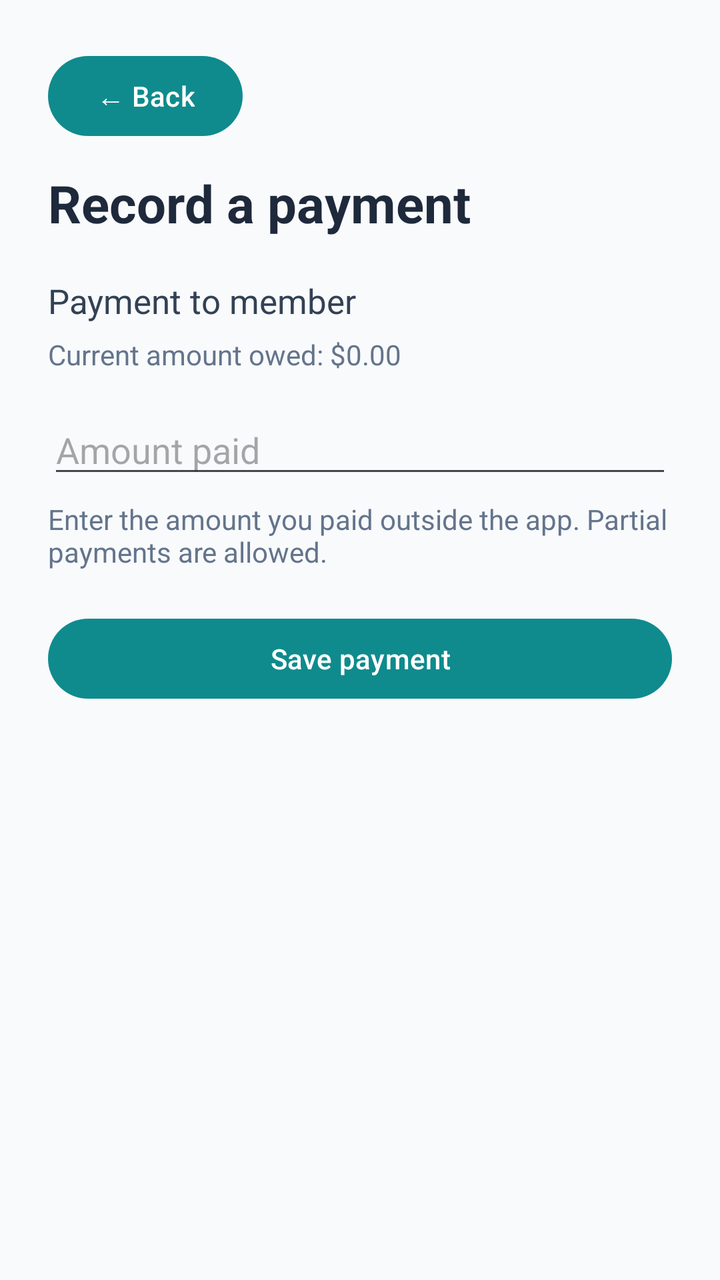
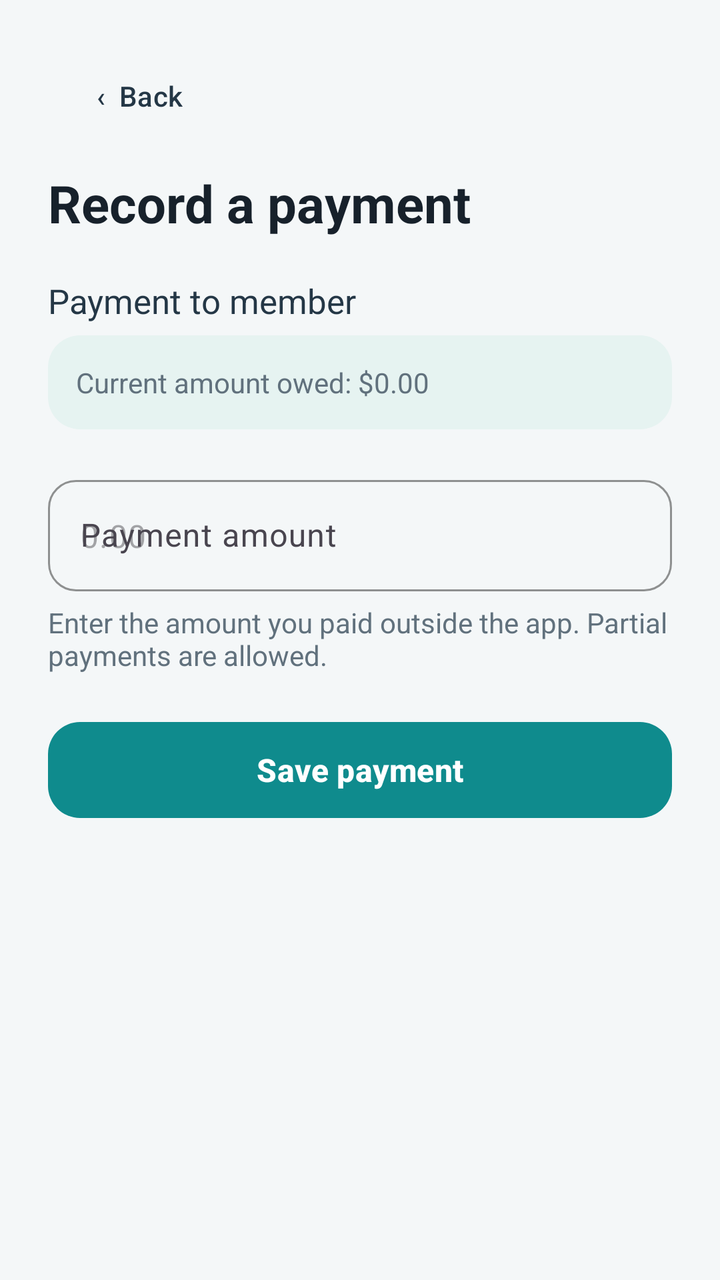

The first picture is an Android layout as it rendered before a commit; the second is the same layout after the commit. The layout source and the unified diff follow.
<!-- AndroidManifest.xml: application theme Theme.MyApplication -->
<!-- res/layout/activity_settlement.xml -->
<?xml version="1.0" encoding="utf-8"?>
<LinearLayout xmlns:android="http://schemas.android.com/apk/res/android"
    android:layout_width="match_parent"
    android:layout_height="match_parent"
    android:orientation="vertical"
    android:padding="24dp"
    android:background="#F8FAFC">

    <Button
        android:id="@+id/btnSettlementBack"
        android:layout_width="wrap_content"
        android:layout_height="wrap_content"
        android:text="← Back" />

    <TextView
        android:id="@+id/tvSettlementTitle"
        android:layout_width="match_parent"
        android:layout_height="wrap_content"
        android:text="Record a payment"
        android:textSize="26sp"
        android:textStyle="bold"
        android:textColor="#1E293B"
        android:layout_marginTop="12dp" />

    <TextView
        android:id="@+id/tvSettlementPayee"
        android:layout_width="match_parent"
        android:layout_height="wrap_content"
        android:text="Payment to member"
        android:textSize="17sp"
        android:textColor="#334155"
        android:layout_marginTop="20dp" />

    <TextView
        android:id="@+id/tvSettlementMaximum"
        android:layout_width="match_parent"
        android:layout_height="wrap_content"
        android:text="Current amount owed: $0.00"
        android:textSize="14sp"
        android:textColor="#64748B"
        android:layout_marginTop="6dp" />

    <EditText
        android:id="@+id/etSettlementAmount"
        android:layout_width="match_parent"
        android:layout_height="wrap_content"
        android:hint="Amount paid"
        android:inputType="numberDecimal"
        android:singleLine="true"
        android:layout_marginTop="16dp" />

    <TextView
        android:layout_width="match_parent"
        android:layout_height="wrap_content"
        android:text="Enter the amount you paid outside the app. Partial payments are allowed."
        android:textSize="14sp"
        android:textColor="#64748B"
        android:layout_marginTop="6dp" />

    <TextView
        android:id="@+id/tvSettlementError"
        android:layout_width="match_parent"
        android:layout_height="wrap_content"
        android:textColor="#DC2626"
        android:visibility="gone"
        android:layout_marginTop="12dp" />

    <Button
        android:id="@+id/btnSaveSettlement"
        android:layout_width="match_parent"
        android:layout_height="wrap_content"
        android:text="Save payment"
        android:layout_marginTop="20dp" />
</LinearLayout>
<!-- resources referenced by this layout -->
<resources>
  <style name="Theme.MyApplication" parent="Base.Theme.MyApplication" />
  <style name="Base.Theme.MyApplication" parent="Theme.Material3.DayNight.NoActionBar">
          <item name="colorPrimary">@color/brand_teal</item>
          <item name="colorOnPrimary">@color/white</item>
          <item name="colorSecondary">@color/brand_ink</item>
          <item name="colorOnSecondary">@color/white</item>
      </style>
  <color name="brand_teal">#0F8B8D</color>
  <color name="white">#FFFFFFFF</color>
  <color name="brand_ink">#243746</color>
</resources>

<!-- the commit's change to res/layout/activity_settlement.xml (unified diff, before → after) -->
@@ -1,16 +1,21 @@
 <?xml version="1.0" encoding="utf-8"?>
 <LinearLayout xmlns:android="http://schemas.android.com/apk/res/android"
+    xmlns:app="http://schemas.android.com/apk/res-auto"
     android:layout_width="match_parent"
     android:layout_height="match_parent"
     android:orientation="vertical"
     android:padding="24dp"
-    android:background="#F8FAFC">
+    android:background="@color/surface_app">
 
-    <Button
+    <com.google.android.material.button.MaterialButton
         android:id="@+id/btnSettlementBack"
         android:layout_width="wrap_content"
-        android:layout_height="wrap_content"
-        android:text="← Back" />
+        android:layout_height="48dp"
+        android:text="‹  Back"
+        android:textAllCaps="false"
+        android:textColor="@color/brand_ink"
+        app:backgroundTint="@android:color/transparent"
+        app:cornerRadius="14dp" />
 
     <TextView
         android:id="@+id/tvSettlementTitle"
@@ -19,7 +24,7 @@
         android:text="Record a payment"
         android:textSize="26sp"
         android:textStyle="bold"
-        android:textColor="#1E293B"
+        android:textColor="@color/ink"
         android:layout_marginTop="12dp" />
 
     <TextView
@@ -28,7 +33,7 @@
         android:layout_height="wrap_content"
         android:text="Payment to member"
         android:textSize="17sp"
-        android:textColor="#334155"
+        android:textColor="@color/brand_ink"
         android:layout_marginTop="20dp" />
 
     <TextView
@@ -37,38 +42,58 @@
         android:layout_height="wrap_content"
         android:text="Current amount owed: $0.00"
         android:textSize="14sp"
-        android:textColor="#64748B"
+        android:textColor="@color/text_secondary"
+        android:background="@drawable/bg_summary_card"
+        android:padding="14dp"
         android:layout_marginTop="6dp" />
 
-    <EditText
-        android:id="@+id/etSettlementAmount"
+    <com.google.android.material.textfield.TextInputLayout
         android:layout_width="match_parent"
         android:layout_height="wrap_content"
-        android:hint="Amount paid"
-        android:inputType="numberDecimal"
-        android:singleLine="true"
-        android:layout_marginTop="16dp" />
+        android:hint="Payment amount"
+        app:prefixText="$"
+        app:boxBackgroundMode="outline"
+        app:boxCornerRadiusTopStart="14dp"
+        app:boxCornerRadiusTopEnd="14dp"
+        app:boxCornerRadiusBottomStart="14dp"
+        app:boxCornerRadiusBottomEnd="14dp"
+        app:boxStrokeColor="@color/brand_teal"
+        android:layout_marginTop="20dp">
+        <com.google.android.material.textfield.TextInputEditText
+            android:id="@+id/etSettlementAmount"
+            android:layout_width="match_parent"
+            android:layout_height="wrap_content"
+            android:hint="0.00"
+            android:inputType="numberDecimal"
+            android:singleLine="true" />
+    </com.google.android.material.textfield.TextInputLayout>
 
     <TextView
         android:layout_width="match_parent"
         android:layout_height="wrap_content"
         android:text="Enter the amount you paid outside the app. Partial payments are allowed."
         android:textSize="14sp"
-        android:textColor="#64748B"
+        android:textColor="@color/text_secondary"
         android:layout_marginTop="6dp" />
 
     <TextView
         android:id="@+id/tvSettlementError"
         android:layout_width="match_parent"
         android:layout_height="wrap_content"
-        android:textColor="#DC2626"
+        android:textColor="@color/error"
         android:visibility="gone"
         android:layout_marginTop="12dp" />
 
-    <Button
+    <com.google.android.material.button.MaterialButton
         android:id="@+id/btnSaveSettlement"
         android:layout_width="match_parent"
-        android:layout_height="wrap_content"
+        android:layout_height="56dp"
         android:text="Save payment"
+        android:textAllCaps="false"
+        android:textSize="16sp"
+        android:textStyle="bold"
+        android:textColor="@color/white"
+        app:backgroundTint="@color/brand_teal"
+        app:cornerRadius="16dp"
         android:layout_marginTop="20dp" />
 </LinearLayout>
<!-- resource entries referenced after the edit -->
@@ -8,7 +8,17 @@
           <item name="colorOnSecondary">@color/white</item>
       </style>
   <color name="brand_teal">#0F8B8D</color>
+  <color name="error">#B42318</color>
+  <color name="ink">#17212B</color>
+  <color name="surface_app">#F4F7F8</color>
+  <color name="text_secondary">#61717D</color>
   <color name="white">#FFFFFFFF</color>
+  <!-- drawable bg_summary_card (drawable) -->
+  <?xml version="1.0" encoding="utf-8"?>
+  <shape xmlns:android="http://schemas.android.com/apk/res/android" android:shape="rectangle">
+      <solid android:color="#E6F3F1" />
+      <corners android:radius="16dp" />
+  </shape>
   <color name="brand_ink">#243746</color>
 </resources>
 
